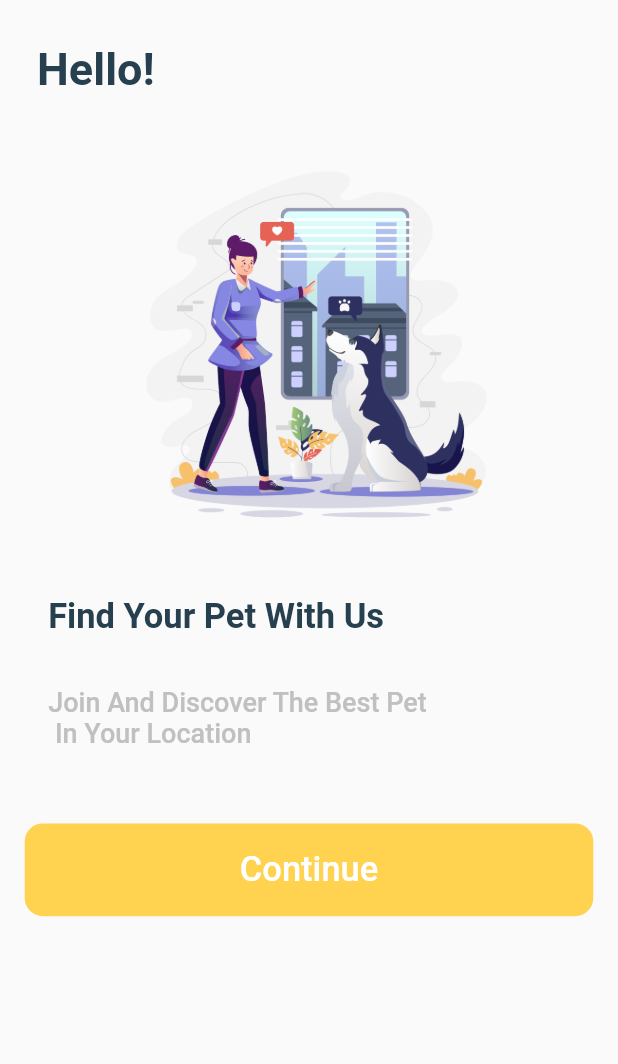
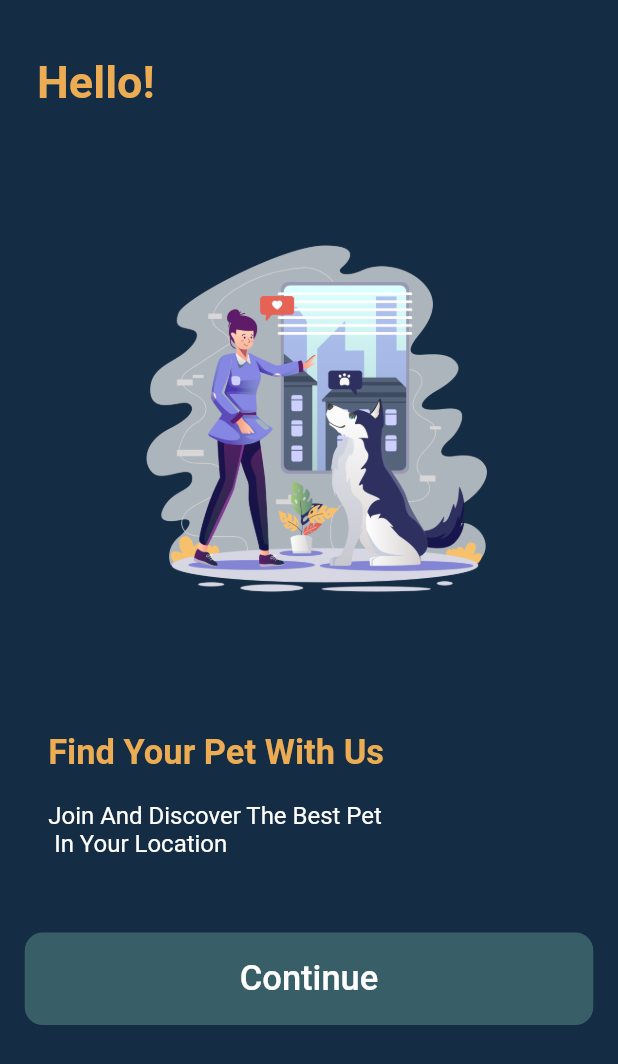
Before and after one commit to shaheensha-007/pet-food1, a Flutter app: the screen it shows after launch, on a phone screen of 412 x 824 dp. Shown: the top 1064 px of the screen. Run offline on Flutter 3.47's test engine with Material 2 defaults, Android fonts, the phone set to English and light mode, and no system bars.

Commit message:
starting screen almost completed

```diff
--- a/lib/LoginScreens/starting_screen.dart
+++ b/lib/LoginScreens/starting_screen.dart
@@ -1,4 +1,5 @@
 import 'package:flutter/material.dart';
+import 'package:pet_shop/LoginScreens/login_page.dart';
 
 
 class Starting_Screen extends StatefulWidget {
@@ -13,33 +14,27 @@ class _Starting_ScreenState extends State<Starting_Screen> {
   Widget build(BuildContext context) {
     var mwidth = MediaQuery.of(context).size.width;
     var mheight = MediaQuery.of(context).size.height;
-    return Scaffold(
+    return Scaffold(backgroundColor: Color(0xff142c44),
         resizeToAvoidBottomInset: false,
         body: SafeArea(
           child: Column(
             crossAxisAlignment: CrossAxisAlignment.start,
             children: [
-              SizedBox(
-                height: mheight * 0.035,
-              ),
+
               Padding(
-                padding: EdgeInsets.only(left: mwidth * 0.06),
+                padding: EdgeInsets.only(left: mwidth * 0.06,top: mheight*0.045),
                 child: const Text(
                   'Hello!',
                   style: TextStyle(
-                      color: Color(0xff264050),
+                      color: Color(0xffecac54),
                       fontSize: 30,
                       fontWeight: FontWeight.w700),
                 ),
               ),
               Center(
-                child: SizedBox(
-                  width: mwidth * 0.8,
-                  height: mheight * 0.4,
-                  child: Image.asset(
-                    'assets/startingscreenicon.png',
-                    fit: BoxFit.contain,
-                  ),
+                child: Image.asset(width: mwidth * 0.8,
+                  height: mheight * 0.5,
+                  'assets/startingscreenicon.png',
                 ),
               ),
               SizedBox(
@@ -50,31 +45,31 @@ class _Starting_ScreenState extends State<Starting_Screen> {
                 child: const  Text(
                   'Find Your Pet With Us',
                   style: TextStyle(
-                      color: Color(0xff264050),
+                      color: Color(0xffecac54),
                       fontSize: 23,
                       fontWeight: FontWeight.w700),
                 ),
               ),SizedBox(
-                height: mheight * 0.04,
+                height: mheight * 0.023,
               ),
               Padding(
                 padding: EdgeInsets.only(left: mwidth * 0.078),
                 child: const  Text(
                   'Join And Discover The Best Pet\n In Your Location ',
                   style: TextStyle(
-                      color: Color(0xffc0c0c0),
-                      fontSize: 18,
-                      fontWeight: FontWeight.w500),
+                      color: Colors.white,
+                      fontSize: 16,
+                      fontWeight: FontWeight.w400),
                 ),
               ),
               SizedBox(
                 height: mheight * 0.06,
               ),
               Center(
-                child: GestureDetector(
+                child: GestureDetector(onTap: ()=>Navigator.of(context).push(MaterialPageRoute(builder: (BuildContext a)=>Login_Page())),
                   child: Container(
                     decoration: BoxDecoration(
-                        color: const  Color(0xffffd24f),
+                        color: const  Color(0xff385f67),
                         borderRadius: BorderRadius.circular(12)),
                     width: mwidth * 0.92,
                     height: mheight * 0.075,
@@ -91,6 +86,7 @@ class _Starting_ScreenState extends State<Starting_Screen> {
                 ),
               ),
 
+
             ],
           ),
         ));
--- a/lib/main.dart
+++ b/lib/main.dart
@@ -15,7 +15,7 @@ class MyApp extends StatelessWidget {
     return MaterialApp(debugShowCheckedModeBanner: false,
       title: 'Pet Sale App',
       theme: ThemeData(
-
+scaffoldBackgroundColor: Colors.transparent,
         primarySwatch: Colors.blue,
       ),
       home: Starting_Screen (),
```
Also changed, not shown: lib/LoginScreens/login_page.dart (added, +26 -0 lines), assets/login.jpg (added).
